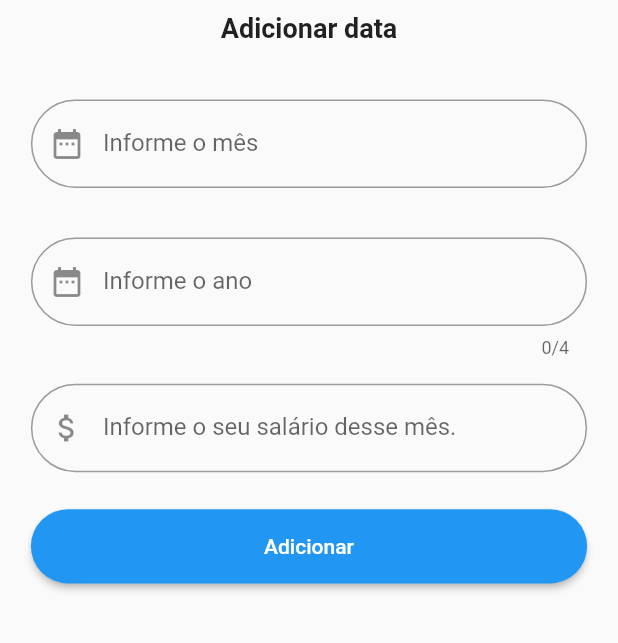
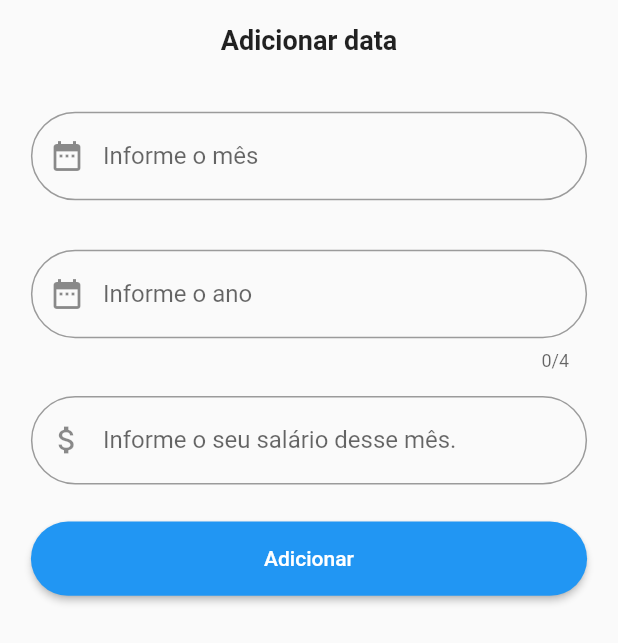
Before and after one commit to MateusHBR/myFinances, a Flutter app: the ModalDateHome widget shown alone on an empty page, opened directly, on a phone screen of 412 x 824 dp. Shown: the top 643 px of the screen. Run offline on Flutter 3.47's test engine with Material 2 defaults, Android fonts, the phone set to English and light mode, and no system bars; our stand-ins replace sqflite; accounts and stored records are empty.

Commit message:
melhorias no código e criação de métodos add gastos.

```diff
--- a/lib/components/modal_date_home.dart
+++ b/lib/components/modal_date_home.dart
@@ -39,7 +39,7 @@ class _ModalDateHomeState extends State<ModalDateHome> {
       child: SingleChildScrollView(
         padding: EdgeInsets.symmetric(
           horizontal: size.width * 0.01,
-          vertical: size.width * 0.02,
+          vertical: size.height * 0.02,
         ),
         child: Column(
           children: <Widget>[
```
